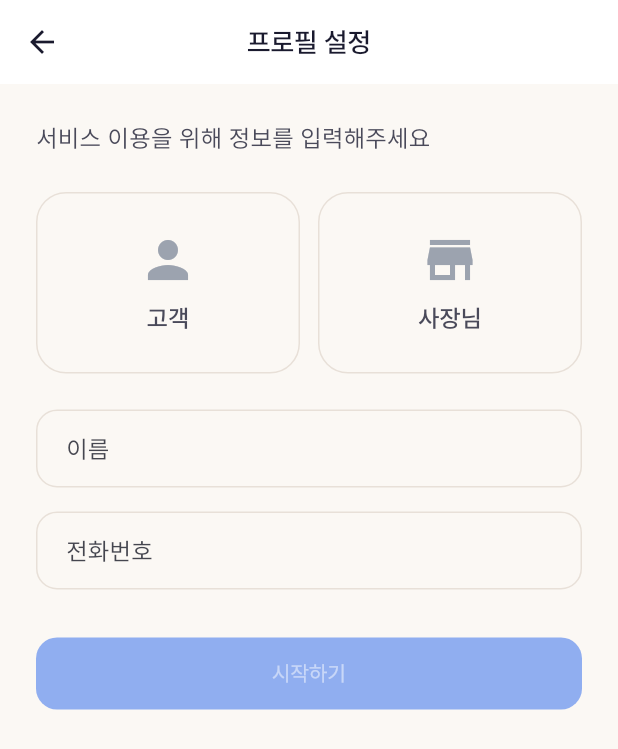
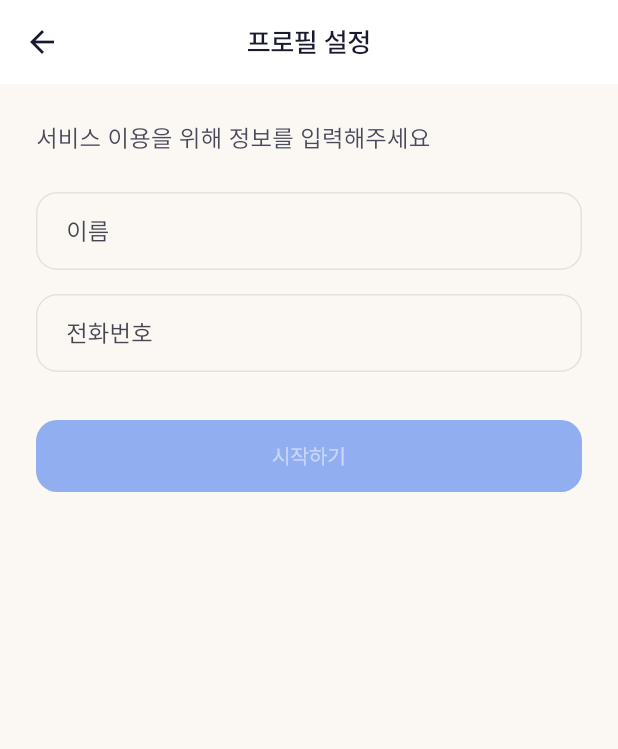
Before and after one commit to Pakkoc/badminton_app, a Flutter app: the ProfileSetupScreen screen opened by its route, on a phone screen of 412 x 824 dp. Shown: the top 749 px of the screen. Run offline on Flutter 3.47's test engine with Material 3 defaults, Android fonts, the phone set to English and light mode, and no system bars; our stand-ins replace cached_network_image, firebase_core, firebase_messaging, flutter_local_notifications, flutter_riverpod, freezed_annotation and 6 more; missing offline and left inert: dart:js_interop, flutter_naver_login, flutter_naver_map; accounts and stored records are empty; generated files the repository leaves out were written again; project files that could hold a hidden picture were left out.

Commit message:
refactor: ProfileSetup에서 역할 선택 제거, customer 고정

```diff
--- a/lib/screens/auth/profile_setup/profile_setup_screen.dart
+++ b/lib/screens/auth/profile_setup/profile_setup_screen.dart
@@ -1,6 +1,5 @@
 import 'package:badminton_app/app/theme.dart';
 import 'package:badminton_app/core/utils/validators.dart';
-import 'package:badminton_app/models/enums.dart';
 import 'package:badminton_app/screens/auth/profile_setup/profile_setup_notifier.dart';
 import 'package:badminton_app/widgets/phone_input_field.dart';
 import 'package:badminton_app/widgets/toast.dart';
@@ -61,32 +60,6 @@ class _ProfileSetupScreenState
               style: Theme.of(context).textTheme.bodyLarge,
             ),
             const SizedBox(height: 24),
-            Row(
-              children: [
-                Expanded(
-                  child: _RoleCard(
-                    icon: Icons.person,
-                    label: '고객',
-                    isSelected:
-                        state.selectedRole == UserRole.customer,
-                    onTap: () =>
-                        notifier.selectRole(UserRole.customer),
-                  ),
-                ),
-                const SizedBox(width: 12),
-                Expanded(
-                  child: _RoleCard(
-                    icon: Icons.store,
-                    label: '사장님',
-                    isSelected:
-                        state.selectedRole == UserRole.shopOwner,
-                    onTap: () =>
-                        notifier.selectRole(UserRole.shopOwner),
-                  ),
-                ),
-              ],
-            ),
-            const SizedBox(height: 24),
             TextFormField(
               controller: _nameController,
               decoration: const InputDecoration(
@@ -140,11 +113,7 @@ class _ProfileSetupScreenState
                           color: Colors.white,
                         ),
                       )
-                    : Text(
-                        state.selectedRole == UserRole.shopOwner
-                            ? '다음'
-                            : '시작하기',
-                      ),
+                    : const Text('시작하기'),
               ),
             ),
           ],
@@ -153,58 +122,3 @@ class _ProfileSetupScreenState
     );
   }
 }
-
-class _RoleCard extends StatelessWidget {
-  const _RoleCard({
-    required this.icon,
-    required this.label,
-    required this.isSelected,
-    required this.onTap,
-  });
-
-  final IconData icon;
-  final String label;
-  final bool isSelected;
-  final VoidCallback onTap;
-
-  @override
-  Widget build(BuildContext context) {
-    return GestureDetector(
-      onTap: onTap,
-      child: Container(
-        padding: const EdgeInsets.symmetric(vertical: 24),
-        decoration: BoxDecoration(
-          border: Border.all(
-            color: isSelected
-                ? AppTheme.primary
-                : AppTheme.border,
-            width: isSelected ? 2 : 1,
-          ),
-          borderRadius: BorderRadius.circular(20),
-        ),
-        child: Column(
-          children: [
-            Icon(
-              icon,
-              size: 40,
-              color: isSelected
-                  ? AppTheme.primary
-                  : AppTheme.textTertiary,
-            ),
-            const SizedBox(height: 8),
-            Text(
-              label,
-              style: TextStyle(
-                fontSize: 16,
-                fontWeight: FontWeight.w600,
-                color: isSelected
-                    ? AppTheme.primary
-                    : AppTheme.textSecondary,
-              ),
-            ),
-          ],
-        ),
-      ),
-    );
-  }
-}
--- a/lib/screens/auth/profile_setup/profile_setup_state.dart
+++ b/lib/screens/auth/profile_setup/profile_setup_state.dart
@@ -1,4 +1,3 @@
-import 'package:badminton_app/models/enums.dart';
 import 'package:freezed_annotation/freezed_annotation.dart';
 
 part 'profile_setup_state.freezed.dart';
@@ -6,7 +5,6 @@ part 'profile_setup_state.freezed.dart';
 @freezed
 class ProfileSetupState with _$ProfileSetupState {
   const factory ProfileSetupState({
-    @Default(null) UserRole? selectedRole,
     @Default('') String name,
     @Default('') String phone,
     @Default(false) bool isSubmitting,
```
Also changed, not shown: lib/screens/auth/profile_setup/profile_setup_notifier.dart (+2 -11 lines), 2 other files.
